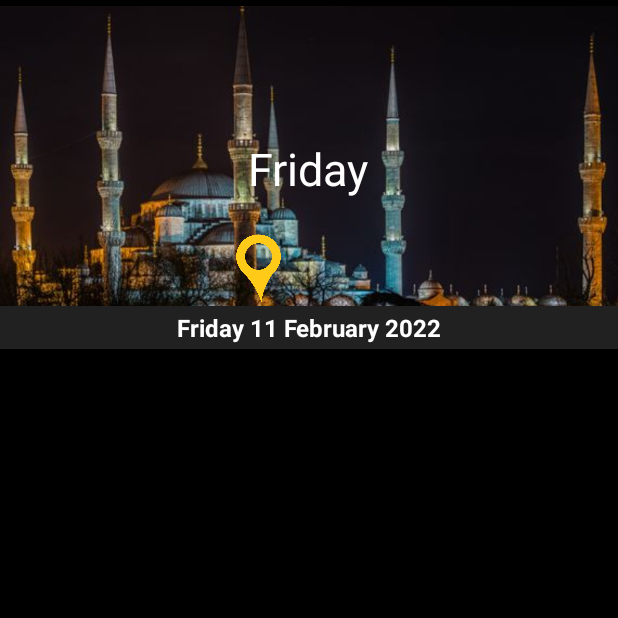
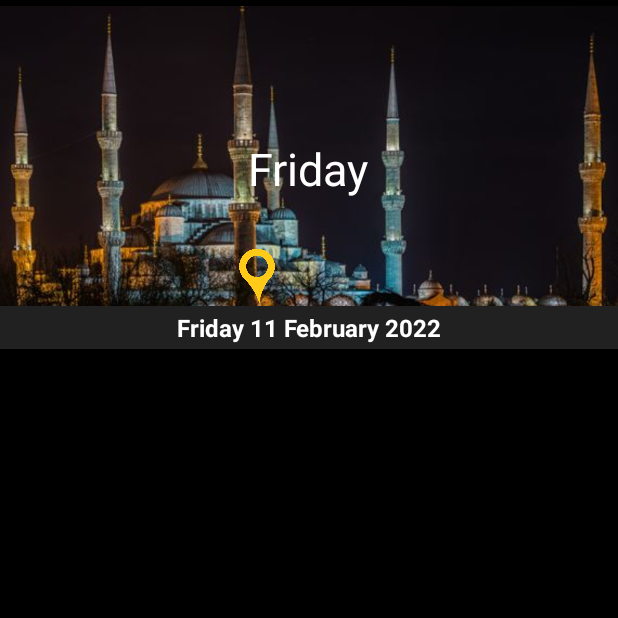
Before and after one commit to darken11/EpfcChucknorris, an Android app: the screen it shows after launch (MainFirstActivity), on a phone screen of 412 x 824 dp, the top half of it. Run offline under Robolectric (Android 15) with nearby library versions, the phone set to English and light mode, and no system bars.

Commit message:
add city localisation in the main activity

```diff
--- a/MyRdaApplication/app/build.gradle
+++ b/MyRdaApplication/app/build.gradle
@@ -35,11 +35,13 @@ dependencies {
 
     implementation 'androidx.core:core-ktx:1.7.0'
     implementation 'androidx.appcompat:appcompat:1.4.1'
-    implementation 'com.google.android.material:material:1.2.1'
+    implementation 'com.google.android.material:material:1.5.0'
     implementation 'androidx.constraintlayout:constraintlayout:2.1.3'
     testImplementation 'junit:junit:4.+'
     androidTestImplementation 'androidx.test.ext:junit:1.1.3'
     androidTestImplementation 'androidx.test.espresso:espresso-core:3.4.0'
-    implementation 'com.squareup.okhttp3:okhttp:4.9.1'
+    implementation 'com.squareup.okhttp3:okhttp:4.9.3'
     implementation 'androidx.recyclerview:recyclerview:1.2.1'
+    implementation 'com.google.android.gms:play-services-location:17.0.0'
+    implementation 'com.google.android.gms:play-services-maps:18.0.2'
 }
--- a/MyRdaApplication/app/src/main/java/eu/epfc/myrdaapplication/MainFirstActivity.kt
+++ b/MyRdaApplication/app/src/main/java/eu/epfc/myrdaapplication/MainFirstActivity.kt
@@ -1,14 +1,20 @@
 package eu.epfc.myrdaapplication
 
+import android.Manifest
 import android.content.Context
 import android.content.Intent
 import android.content.pm.ActivityInfo
+import android.content.pm.PackageManager
+import android.location.*
+import android.net.Uri
 import android.os.Bundle
 import android.view.View
 import android.widget.ImageView
 import android.widget.TextView
 import androidx.appcompat.app.AppCompatActivity
+import androidx.core.app.ActivityCompat
 import androidx.core.content.ContextCompat
+
 import org.json.JSONObject
 import java.lang.ref.WeakReference
 import java.text.SimpleDateFormat
@@ -18,7 +24,7 @@ import java.time.format.DateTimeFormatter
 import java.util.*
 import kotlin.random.Random
 
-class MainFirstActivity : AppCompatActivity() {
+class MainFirstActivity : AppCompatActivity(), LocationListener {
     lateinit var fillerPhrases: List<String>
     lateinit var generateDhikr: String
     lateinit var dhikrBody: TextView
@@ -28,10 +34,17 @@ class MainFirstActivity : AppCompatActivity() {
     lateinit var btnToday: TextView
     lateinit var btnQibla: TextView
     lateinit var btnPoints: TextView
-    lateinit var btnMosque:TextView
+    lateinit var btnMosque: TextView
     lateinit var texteVImage: TextView
     lateinit var currentDate: String
     lateinit var labelDate: TextView
+    var lon: Double = 0.0
+    var lat: Double = 0.0
+    private lateinit var locationManager: LocationManager
+    private lateinit var tvGpsLocation: String
+    private val locationPermissionCode = 2
+    lateinit var localisationText: TextView
+
     val dateFormatter: DateTimeFormatter = DateTimeFormatter.ofPattern("dd-MM-uuuu")
     override fun onCreate(savedInstanceState: Bundle?) {
         super.onCreate(savedInstanceState)
@@ -39,17 +52,18 @@ class MainFirstActivity : AppCompatActivity() {
         requestedOrientation = ActivityInfo.SCREEN_ORIENTATION_PORTRAIT;
         setContentView(R.layout.activity_first_main)
         val context: Context = this
-        val imageMore:ImageView=findViewById(R.id.imageMore)
+
+        val imageMore: ImageView = findViewById(R.id.imageMore)
         btnPoints = findViewById(R.id.btn_points)
         btnPoints.setBackgroundColor(ContextCompat.getColor(context, R.color.gris))
-        val imageQibla:ImageView=findViewById(R.id.imageQibla)
+        val imageQibla: ImageView = findViewById(R.id.imageQibla)
         btnQibla = findViewById(R.id.btn_qibla)
         btnQibla.setBackgroundColor(ContextCompat.getColor(context, R.color.gris))
-        val imageMosque:ImageView=findViewById(R.id.imageMosque)
-        btnMosque=findViewById(R.id.btn_mosque)
+        val imageMosque: ImageView = findViewById(R.id.imageMosque)
+        btnMosque = findViewById(R.id.btn_mosque)
         btnMosque.setBackgroundColor(ContextCompat.getColor(context, R.color.gris))
 
-        val imageCalendar:ImageView=findViewById(R.id.imageCalendar)
+        val imageCalendar: ImageView = findViewById(R.id.imageCalendar)
         btnToday = findViewById(R.id.btn_today)
         btnToday.setBackgroundColor(ContextCompat.getColor(context, R.color.gris))
 
@@ -82,8 +96,6 @@ class MainFirstActivity : AppCompatActivity() {
             imageMosque.setImageResource(R.mipmap.mos)
 
 
-
-
         }
         btnMosque.setOnClickListener {
             btnMosque.setTextColor(ContextCompat.getColor(context, R.color.gold))
@@ -100,7 +112,6 @@ class MainFirstActivity : AppCompatActivity() {
             imageQibla.setImageResource(R.mipmap.qib)
 
 
-
         }
         btnPoints.setOnClickListener {
             btnPoints.setTextColor(ContextCompat.getColor(context, R.color.gold))
@@ -115,7 +126,6 @@ class MainFirstActivity : AppCompatActivity() {
 
             btnMosque.setTextColor(ContextCompat.getColor(context, R.color.white))
             imageMosque.setImageResource(R.mipmap.mos)
-
 
 
         }
@@ -135,11 +145,29 @@ class MainFirstActivity : AppCompatActivity() {
 
         labelDate = findViewById(R.id.label_date)
 
-        val url = "https://api.pray.zone/v2/times/today.json?city=brussels"
+//        val url = "https://api.pray.zone/v2/times/today.json?city=brussels"
+//
+//        val requestTask = HttpRequestTask(url, this.applicationContext, WeakReference(this))
+//        val requestThread = Thread(requestTask)
+//        requestThread.start()
+        if (ActivityCompat.checkSelfPermission(
+                this,
+                Manifest.permission.ACCESS_FINE_LOCATION
+            ) != PackageManager.PERMISSION_GRANTED && ActivityCompat.checkSelfPermission(
+                this,
+                Manifest.permission.ACCESS_COARSE_LOCATION
+            ) != PackageManager.PERMISSION_GRANTED
+        ) {
+            // TODO: Consider calling
+            //    ActivityCompat#requestPermissions
+            // here to request the missing permissions, and then overriding
+            //   public void onRequestPermissionsResult(int requestCode, String[] permissions,
+            //                                          int[] grantResults)
+            // to handle the case where the user grants the permission. See the documentation
+            // for ActivityCompat#requestPermissions for more details.
+            return
+        }
 
-        val requestTask = HttpRequestTask(url, this.applicationContext, WeakReference(this))
-        val requestThread = Thread(requestTask)
-        requestThread.start()
 
         //normal date
         currentDate =
@@ -151,6 +179,63 @@ class MainFirstActivity : AppCompatActivity() {
         texteVImage = findViewById(R.id.textVImage)
         texteVImage.text = dayOfWeek
 
+        getLocation()
+        btnMosque.setOnClickListener {
+            showMap()
+        }
+
+    }
+
+
+    private fun getLocation() {
+        locationManager = getSystemService(Context.LOCATION_SERVICE) as LocationManager
+        if ((ContextCompat.checkSelfPermission(
+                this,
+                Manifest.permission.ACCESS_FINE_LOCATION
+            ) != PackageManager.PERMISSION_GRANTED)
+        ) {
+            ActivityCompat.requestPermissions(
+                this,
+                arrayOf(Manifest.permission.ACCESS_FINE_LOCATION),
+                locationPermissionCode
+            )
+        }
+        locationManager.requestLocationUpdates(LocationManager.GPS_PROVIDER, 5000, 5f, this)
+    }
+
+
+    override fun onLocationChanged(location: Location) {
+        lon = location.longitude
+        lat = location.latitude
+
+        localisationText = findViewById(R.id.localisationText)
+        // we prepare our url for localisation
+        val urlGps = "https://nominatim.openstreetmap.org/reverse?format=json&lat=$lat&lon=$lon"
+
+        val requestTaskGps = HttpRequestTask(urlGps, this.applicationContext, WeakReference(this))
+        val requestThreadGps = Thread(requestTaskGps)
+        requestThreadGps.start()
+
+
+        tvGpsLocation = "Latitude: " + location.latitude + " , Longitude: " + location.longitude
+    }
+
+
+    fun showMap() {
+        val searchLocal: String = tvGpsLocation
+        val addressUri = Uri.parse("geo:0,0?q=$searchLocal")
+        onShowMap(addressUri)
+
+    }
+
+    fun onShowMap(geoLocation: Uri) {
+        val intent = Intent(Intent.ACTION_VIEW).apply {
+
+            data = geoLocation
+        }
+        if (intent.resolveActivity(packageManager) != null) {
+            startActivity(intent)
+        }
     }
 
     fun goNextPage(view: View) {
@@ -172,9 +257,9 @@ class MainFirstActivity : AppCompatActivity() {
 
 
         val dateFormatter: DateTimeFormatter = DateTimeFormatter.ofPattern("dd-MM-yyyy")
-        var sdf = SimpleDateFormat("dd-MM-yyyy", Locale.ENGLISH)
+        val sdf = SimpleDateFormat("dd-MM-yyyy", Locale.ENGLISH)
         val c = Calendar.getInstance()
-        var _date: String = sdf.format(c.time)
+        val _date: String = sdf.format(c.time)
         val gregorianDate: LocalDate = LocalDate.parse(_date, dateFormatter)
         val islamicDates: HijrahDate = HijrahDate.from(gregorianDate)
 
@@ -219,6 +304,9 @@ class MainFirstActivity : AppCompatActivity() {
         )
     }
 
+    /**
+     * list of tasbih
+     */
     private fun createFillerPhrases(): List<String> {
         return listOf(
             "اَعـوذُبِكَلِمـاتِ اللّهِ التّـامّـاتِ مِنْ شَـرِّ ما خَلَـق ",
@@ -249,12 +337,21 @@ class MainFirstActivity : AppCompatActivity() {
     fun displayHttpResponse(response: String?, completed: Boolean) {
         if (response != null) {
 
+
             // parse raw response to JSON object
             val jsonObject = JSONObject(response.toString())
-            val jsonObj = jsonObject.optJSONObject("results")
-            val dataArray = jsonObj.optJSONArray("datetime")
-            val dateHij = dataArray.getJSONObject(0)
-            val hijri = dateHij.getJSONObject("date")["hijri"];
+            val jsonObj = jsonObject.optJSONObject("address")
+            val ville = jsonObj.getString("municipality")
+
+            localisationText.text = ville
+
+
+//            // parse raw response to JSON object
+//            val jsonObject = JSONObject(response.toString())
+//            val jsonObj = jsonObject.optJSONObject("results")
+//            val dataArray = jsonObj.optJSONArray("datetime")
+//            val dateHij = dataArray.getJSONObject(0)
+//            val hijri = dateHij.getJSONObject("date")["hijri"];
             // val currentDate:String=java.text.SimpleDateFormat("EEEE dd MMMM yyyy", Locale.getDefault()).format(Date())
             //Hijry date
 
@@ -269,4 +366,5 @@ class MainFirstActivity : AppCompatActivity() {
 
     }
 
+
 }
--- a/MyRdaApplication/app/src/main/res/layout/activity_first_main.xml
+++ b/MyRdaApplication/app/src/main/res/layout/activity_first_main.xml
@@ -2,9 +2,9 @@
 <androidx.constraintlayout.widget.ConstraintLayout xmlns:android="http://schemas.android.com/apk/res/android"
     xmlns:app="http://schemas.android.com/apk/res-auto"
     xmlns:tools="http://schemas.android.com/tools"
+    android:id="@+id/main_misbahati"
     android:layout_width="match_parent"
     android:layout_height="match_parent"
-    android:id="@+id/main_misbahati"
     android:background="@color/black"
     android:orientation="vertical">
 
@@ -38,8 +38,9 @@
         app:layout_constraintTop_toTopOf="parent" />
 
     <ImageView
-        android:layout_width="50dp"
-        android:layout_height="50dp"
+        android:id="@+id/imageLocalisation"
+        android:layout_width="40dp"
+        android:layout_height="40dp"
         android:src="@mipmap/location_icon"
         app:layout_constraintBottom_toBottomOf="@+id/dhikrId"
         app:layout_constraintEnd_toEndOf="parent"
@@ -47,6 +48,24 @@
         app:layout_constraintStart_toStartOf="parent"
         app:layout_constraintTop_toBottomOf="@+id/textVImage"
         app:layout_constraintVertical_bias="1.0" />
+
+    <TextView
+        android:id="@+id/localisationText"
+        style="@style/TitleFontFirst"
+        android:layout_width="177dp"
+        android:layout_height="30dp"
+        android:layout_marginStart="15dp"
+        android:layout_marginTop="164dp"
+        android:layout_marginEnd="70dp"
+        android:padding="3dp"
+        android:text=""
+        android:textSize="18sp"
+        app:layout_constraintBottom_toBottomOf="@+id/dhikrId"
+        app:layout_constraintEnd_toEndOf="parent"
+        app:layout_constraintHorizontal_bias="0.714"
+        app:layout_constraintStart_toEndOf="@+id/imageLocalisation"
+        app:layout_constraintTop_toTopOf="parent"
+        app:layout_constraintVertical_bias="0.0" />
 
     <TextView
         android:id="@+id/label_date"
@@ -128,11 +147,11 @@
         android:layout_marginStart="16dp"
         android:layout_marginEnd="16dp"
         android:background="@drawable/corner_ronded"
+        android:ellipsize="end"
+        android:maxLines="2"
         android:onClick="goNextPage"
         android:shadowRadius="50"
         android:text=""
-        android:ellipsize="end"
-        android:maxLines="2"
         android:textColor="@color/white"
         app:layout_constraintBottom_toBottomOf="parent"
         app:layout_constraintEnd_toEndOf="parent"
@@ -160,9 +179,9 @@
         style="@style/TitleFontFirst"
         android:layout_width="94dp"
         android:layout_height="58dp"
-        android:textColor="@color/white"
         android:paddingTop="28dp"
         android:text="@string/qibla"
+        android:textColor="@color/white"
         app:layout_constraintBottom_toBottomOf="parent"
         app:layout_constraintEnd_toStartOf="@+id/btn_mosque"
         app:layout_constraintStart_toEndOf="@+id/btn_today"
@@ -174,9 +193,10 @@
         style="@style/TitleFontFirst"
         android:layout_width="94dp"
         android:layout_height="58dp"
-        android:textColor="@color/white"
+        android:onClick="showMap"
         android:paddingTop="28dp"
         android:text="@string/mosque"
+        android:textColor="@color/white"
         app:layout_constraintBottom_toBottomOf="parent"
         app:layout_constraintEnd_toStartOf="@+id/btn_points"
         app:layout_constraintTop_toBottomOf="@+id/dhikrBody"
@@ -187,9 +207,9 @@
         style="@style/TitleFontFirst"
         android:layout_width="94dp"
         android:layout_height="58dp"
+        android:paddingTop="28dp"
         android:text="@string/points"
         android:textColor="@color/white"
-        android:paddingTop="28dp"
         app:layout_constraintBottom_toBottomOf="parent"
         app:layout_constraintEnd_toEndOf="parent"
         app:layout_constraintTop_toBottomOf="@+id/dhikrBody"
@@ -218,10 +238,10 @@
         android:layout_marginBottom="8dp"
         app:layout_constraintBottom_toBottomOf="@+id/btn_qibla"
         app:layout_constraintEnd_toEndOf="@+id/btn_qibla"
+        app:layout_constraintHorizontal_bias="0.500"
         app:layout_constraintStart_toEndOf="@+id/btn_today"
         app:layout_constraintTop_toTopOf="@+id/btn_qibla"
         app:layout_constraintVertical_bias="0.0"
-        app:layout_constraintHorizontal_bias="0.500"
         app:srcCompat="@mipmap/qib" />
 
     <ImageView
@@ -253,6 +273,7 @@
 
         app:srcCompat="@mipmap/bar" />
 
+
     <!--        <DatePicker-->
     <!--            android:id="@+id/dateOfBirthInput"-->
     <!--            android:inputType="text|date"-->
```
Also changed, not shown: MyRdaApplication/app/src/main/AndroidManifest.xml (+7 -2 lines). Lines whose indentation alone changed are shown as unchanged.
